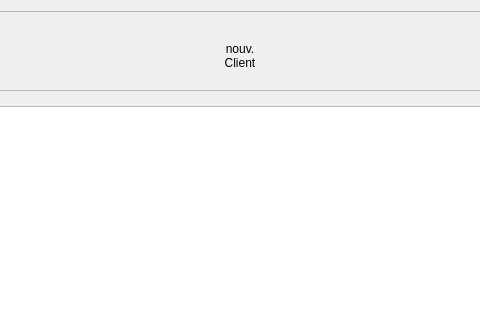
Above: Auto_Ecole/candidat/candidat.ui from AmineHouari98/auto_Ecole before the change; both pictures show x 166 to 646 and y 0 to 320 of the 812 by 420 pixel window. Below: the same form after it.
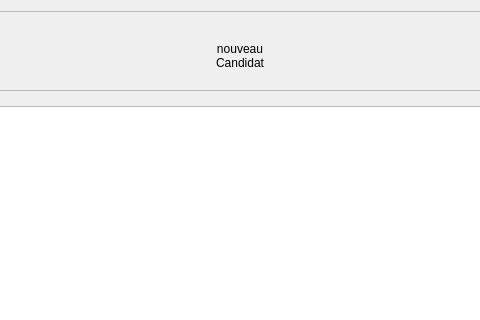
That is the form after the change. Icons and pictures are not drawn. Custom widgets are drawn as their Qt base class.

What changed in the file:
```diff
--- a/Auto_Ecole/candidat/candidat.ui
+++ b/Auto_Ecole/candidat/candidat.ui
@@ -84,8 +84,8 @@
 	</string>
         </property>
         <property name="text">
-         <string>nouv. 
-Client</string>
+         <string>nouveau 
+Candidat</string>
         </property>
         <property name="icon">
          <iconset resource="../../../Qt-Gestion-de-stock/ProTeam_Stock/resources.qrc">
```
Left out of the diff: 6 changed lines with no effect on the pictures.
